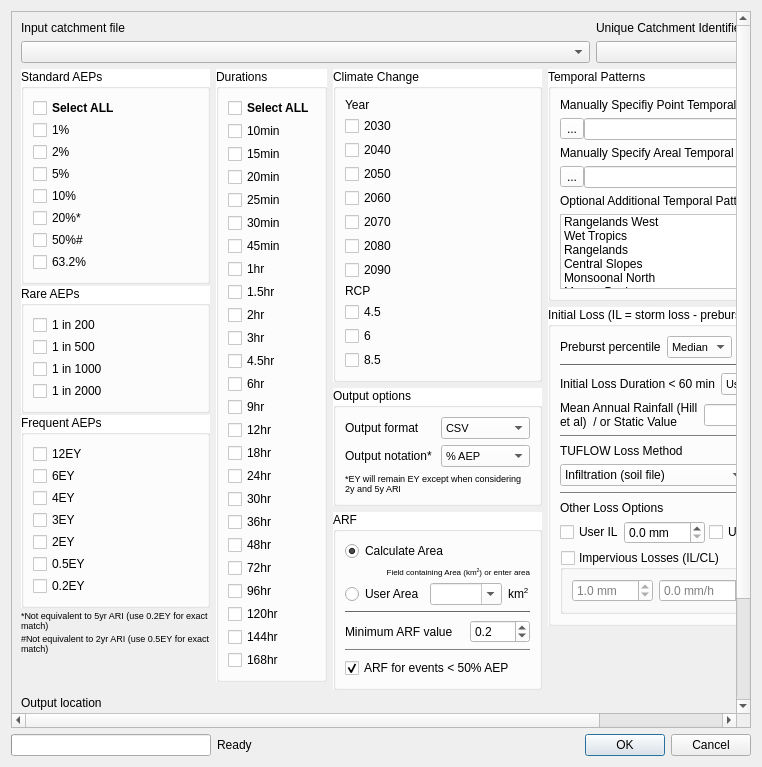
Old version of the form tuflow/forms/ui_tuflowqgis_arr2016.ui in the repository TUFLOW-Support/QGIS-TUFLOW-Plugin.
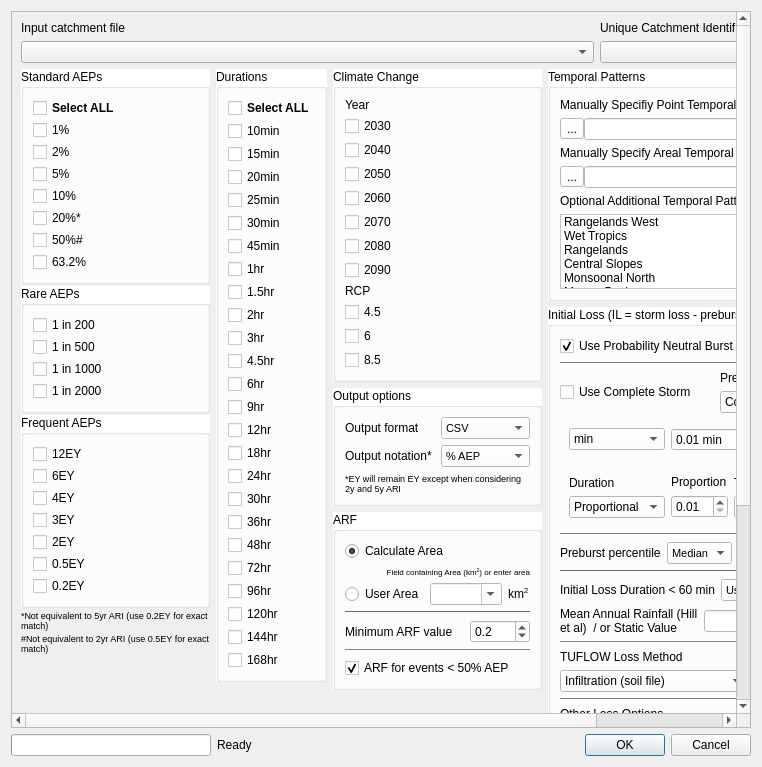
New version of the form. Custom widgets are drawn as their Qt base class.

What changed in the file:
```diff
--- a/tuflow/forms/ui_tuflowqgis_arr2016.ui
+++ b/tuflow/forms/ui_tuflowqgis_arr2016.ui
@@ -73,10 +73,10 @@
      <widget class="QWidget" name="scrollAreaWidgetContents">
       <property name="geometry">
        <rect>
-        <x>0</x>
+        <x>-60</x>
         <y>0</y>
-        <width>742</width>
-        <height>716</height>
+        <width>785</width>
+        <height>964</height>
        </rect>
       </property>
       <layout class="QGridLayout" name="gridLayout_7">
@@ -5396,6 +5396,393 @@
               <string>Initial Loss (IL = storm loss - preburst)</string>
              </property>
              <layout class="QVBoxLayout" name="verticalLayout_13">
+              <item>
+               <widget class="QCheckBox" name="cbPNIL">
+                <property name="text">
+                 <string>Use Probability Neutral Burst IL (if available)</string>
+                </property>
+                <property name="checked">
+                 <bool>true</bool>
+                </property>
+               </widget>
+              </item>
+              <item>
+               <widget class="Line" name="line_7">
+                <property name="orientation">
+                 <enum>Qt::Horizontal</enum>
+                </property>
+               </widget>
+              </item>
+              <item>
+               <layout class="QHBoxLayout" name="horizontalLayout_16">
+                <item>
+                 <widget class="QCheckBox" name="cbCompleteStorm">
+                  <property name="text">
+                   <string>Use Complete Storm</string>
+                  </property>
+                 </widget>
+                </item>
+                <item>
+                 <layout class="QVBoxLayout" name="verticalLayout_17">
+                  <item>
+                   <widget class="QLabel" name="label_29">
+                    <property name="text">
+                     <string>Preburst Pattern</string>
+                    </property>
+                   </widget>
+                  </item>
+                  <item>
+                   <widget class="QComboBox" name="cboPreburstTPMethod">
+                    <item>
+                     <property name="text">
+                      <string>Constant Rate</string>
+                     </property>
+                    </item>
+                    <item>
+                     <property name="text">
+                      <string>Temporal Pattern</string>
+                     </property>
+                    </item>
+                   </widget>
+                  </item>
+                 </layout>
+                </item>
+               </layout>
+              </item>
+              <item>
+               <widget class="QWidget" name="wPreburstConstant" native="true">
+                <layout class="QHBoxLayout" name="horizontalLayout_11">
+                 <item>
+                  <widget class="QComboBox" name="cboPreburstDurUnits">
+                   <property name="currentText">
+                    <string>Proportional</string>
+                   </property>
+                   <item>
+                    <property name="text">
+                     <string>min</string>
+                    </property>
+                   </item>
+                   <item>
+                    <property name="text">
+                     <string>hrs</string>
+                    </property>
+                   </item>
+                   <item>
+                    <property name="text">
+                     <string>Proportional</string>
+                    </property>
+                   </item>
+                  </widget>
+                 </item>
+                 <item>
+                  <widget class="QDoubleSpinBox" name="sbPreBurstDur">
+                   <property name="suffix">
+                    <string> min</string>
+                   </property>
+                   <property name="minimum">
+                    <double>0.010000000000000</double>
+                   </property>
+                   <property name="maximum">
+                    <double>100.000000000000000</double>
+                   </property>
+                  </widget>
+                 </item>
+                 <item>
+                  <widget class="QLabel" name="label_26">
+                   <property name="text">
+                    <string>Preburst Duration</string>
+                   </property>
+                  </widget>
+                 </item>
+                 <item>
+                  <spacer name="horizontalSpacer_12">
+                   <property name="orientation">
+                    <enum>Qt::Horizontal</enum>
+                   </property>
+                   <property name="sizeType">
+                    <enum>QSizePolicy::Expanding</enum>
+                   </property>
+                   <property name="sizeHint" stdset="0">
+                    <size>
+                     <width>0</width>
+                     <height>20</height>
+                    </size>
+                   </property>
+                  </spacer>
+                 </item>
+                </layout>
+               </widget>
+              </item>
+              <item>
+               <widget class="QWidget" name="wPreburstTP" native="true">
+                <layout class="QHBoxLayout" name="horizontalLayout_17">
+                 <item>
+                  <layout class="QHBoxLayout" name="horizontalLayout_18">
+                   <item>
+                    <layout class="QVBoxLayout" name="verticalLayout_15">
+                     <item>
+                      <widget class="QLabel" name="label_27">
+                       <property name="text">
+                        <string>Duration</string>
+                       </property>
+                      </widget>
+                     </item>
+                     <item>
+                      <widget class="QComboBox" name="cboDurTP">
+                       <property name="currentText">
+                        <string>10 min</string>
+                       </property>
+                       <item>
+                        <property name="text">
+                         <string>Proportional</string>
+                        </property>
+                       </item>
+                       <item>
+                        <property name="text">
+                         <string>10 min</string>
+                        </property>
+                       </item>
+                       <item>
+                        <property name="text">
+                         <string>15 min</string>
+                        </property>
+                       </item>
+                       <item>
+                        <property name="text">
+                         <string>20 min</string>
+                        </property>
+                       </item>
+                       <item>
+                        <property name="text">
+                         <string>25 min</string>
+                        </property>
+                       </item>
+                       <item>
+                        <property name="text">
+                         <string>30 min</string>
+                        </property>
+                       </item>
+                       <item>
+                        <property name="text">
+                         <string>45 min</string>
+                        </property>
+                       </item>
+                       <item>
+                        <property name="text">
+                         <string>1 hr</string>
+                        </property>
+                       </item>
+                       <item>
+                        <property name="text">
+                         <string>1.5 hr</string>
+                        </property>
+                       </item>
+                       <item>
+                        <property name="text">
+                         <string>2 hr</string>
+                        </property>
+                       </item>
+                       <item>
+                        <property name="text">
+                         <string>3 hr</string>
+                        </property>
+                       </item>
+                       <item>
+                        <property name="text">
+                         <string>4.5 hr</string>
+                        </property>
+                       </item>
+                       <item>
+                        <property name="text">
+                         <string>6 hr</string>
+                        </property>
+                       </item>
+                       <item>
+                        <property name="text">
+                         <string>9 hr</string>
+                        </property>
+                       </item>
+                       <item>
+                        <property name="text">
+                         <string>12 hr</string>
+                        </property>
+                       </item>
+                       <item>
+                        <property name="text">
+                         <string>18 hr</string>
+                        </property>
+                       </item>
+                       <item>
+                        <property name="text">
+                         <string>24 hr</string>
+                        </property>
+                       </item>
+                       <item>
+                        <property name="text">
+                         <string>30 hr</string>
+                        </property>
+                       </item>
+                       <item>
+                        <property name="text">
+                         <string>36 hr</string>
+                        </property>
+                       </item>
+                       <item>
+                        <property name="text">
+                         <string>48 hr</string>
+                        </property>
+                       </item>
+                       <item>
+                        <property name="text">
+                         <string>72 hr</string>
+                        </property>
+                       </item>
+                       <item>
+                        <property name="text">
+                         <string>96 hr</string>
+                        </property>
+                       </item>
+                       <item>
+                        <property name="text">
+                         <string>120 hr</string>
+                        </property>
+                       </item>
+                       <item>
+                        <property name="text">
+                         <string>144 hr</string>
+                        </property>
+                       </item>
+                       <item>
+                        <property name="text">
+                         <string>168 hr</string>
+                        </property>
+                       </item>
+                      </widget>
+                     </item>
+                    </layout>
+                   </item>
+                   <item>
+                    <widget class="QWidget" name="wProportion" native="true">
+                     <layout class="QVBoxLayout" name="verticalLayout_18">
+                      <property name="leftMargin">
+                       <number>0</number>
+                      </property>
+                      <property name="topMargin">
+                       <number>0</number>
+                      </property>
+                      <property name="rightMargin">
+                       <number>0</number>
+                      </property>
+                      <property name="bottomMargin">
+                       <number>0</number>
+                      </property>
+                      <item>
+                       <widget class="QLabel" name="label_30">
+                        <property name="text">
+                         <string>Proportion</string>
+                        </property>
+                       </widget>
+                      </item>
+                      <item>
+                       <widget class="QDoubleSpinBox" name="sbProportion">
+                        <property name="minimum">
+                         <double>0.010000000000000</double>
+                        </property>
+                       </widget>
+                      </item>
+                     </layout>
+                    </widget>
+                   </item>
+                   <item>
+                    <layout class="QVBoxLayout" name="verticalLayout_16">
+                     <item>
+                      <widget class="QLabel" name="label_28">
+                       <property name="text">
+                        <string>Temporal Pattern</string>
+                       </property>
+                      </widget>
+                     </item>
+                     <item>
+                      <widget class="QComboBox" name="cboTP">
+                       <item>
+                        <property name="text">
+                         <string>TP01</string>
+                        </property>
+                       </item>
+                       <item>
+                        <property name="text">
+                         <string>TP02</string>
+                        </property>
+                       </item>
+                       <item>
+                        <property name="text">
+                         <string>TP03</string>
+                        </property>
+                       </item>
+                       <item>
+                        <property name="text">
+                         <string>TP04</string>
+                        </property>
+                       </item>
+                       <item>
+                        <property name="text">
+                         <string>TP05</string>
+                        </property>
+                       </item>
+                       <item>
+                        <property name="text">
+                         <string>TP06</string>
+                        </property>
+                       </item>
+                       <item>
+                        <property name="text">
+                         <string>TP07</string>
+                        </property>
+                       </item>
+                       <item>
+                        <property name="text">
+                         <string>TP08</string>
+                        </property>
+                       </item>
+                       <item>
+                        <property name="text">
+                         <string>TP09</string>
+                        </property>
+                       </item>
+                       <item>
+                        <property name="text">
+                         <string>TP10</string>
+                        </property>
+                       </item>
+                      </widget>
+                     </item>
+                    </layout>
+                   </item>
+                  </layout>
+                 </item>
+                 <item>
+                  <spacer name="horizontalSpacer_13">
+                   <property name="orientation">
+                    <enum>Qt::Horizontal</enum>
+                   </property>
+                   <property name="sizeHint" stdset="0">
+                    <size>
+                     <width>0</width>
+                     <height>20</height>
+                    </size>
+                   </property>
+                  </spacer>
+                 </item>
+                </layout>
+               </widget>
+              </item>
+              <item>
+               <widget class="Line" name="line_6">
+                <property name="orientation">
+                 <enum>Qt::Horizontal</enum>
+                </property>
+               </widget>
+              </item>
               <item>
                <layout class="QHBoxLayout" name="horizontalLayout_7">
                 <item>
@@ -6083,6 +6470,8 @@
                </widget>
               </item>
               <item>
+               <layout class="QVBoxLayout" name="verticalLayout_14">
+                <item>
                <layout class="QHBoxLayout" name="horizontalLayout_6">
                 <property name="spacing">
                  <number>0</number>
@@ -6090,7 +6479,7 @@
                 <item>
                  <widget class="QCheckBox" name="cbUserIL">
                   <property name="text">
-                   <string>User IL</string>
+                     <string>User IL*</string>
                   </property>
                  </widget>
                 </item>
@@ -6155,6 +6544,20 @@
                    </size>
                   </property>
                  </spacer>
+                  </item>
+                 </layout>
+                </item>
+                <item>
+                 <widget class="QLabel" name="label_14">
+                  <property name="font">
+                   <font>
+                    <pointsize>7</pointsize>
+                   </font>
+                  </property>
+                  <property name="text">
+                   <string>*NSW: IL burst = User IL x IL Burst ARR / IL Storm ARR</string>
+                  </property>
+                 </widget>
                 </item>
                </layout>
               </item>
```
Left out of the diff: 12 changed lines with no effect on the pictures. Lines whose indentation alone changed are shown as unchanged.
